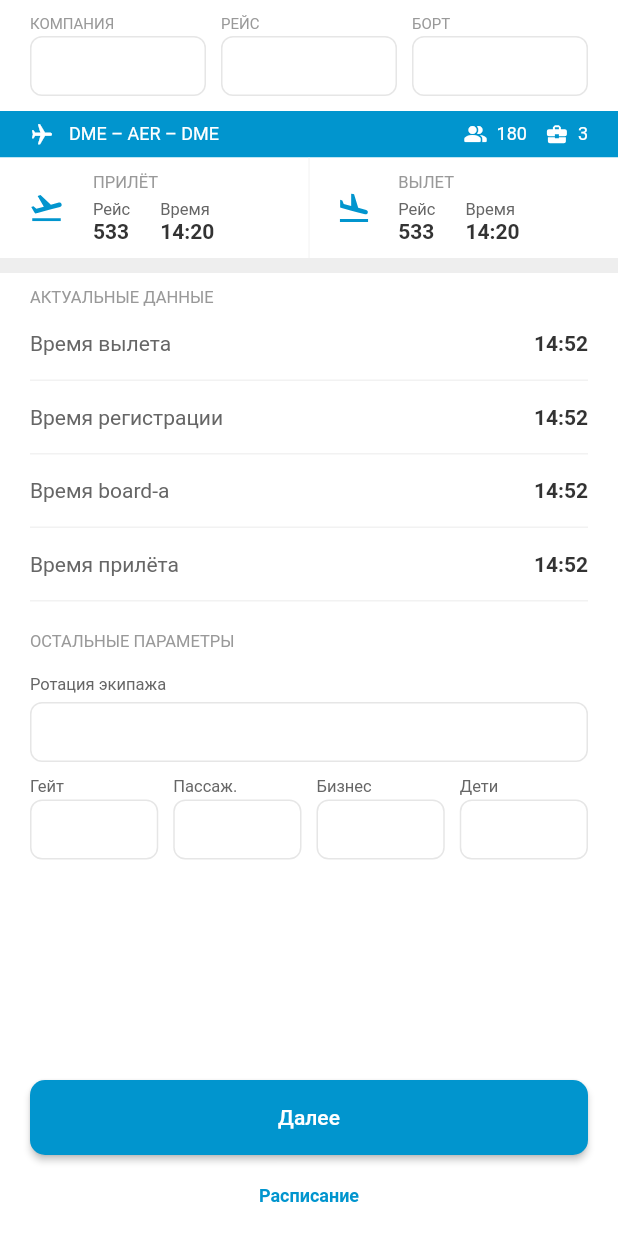
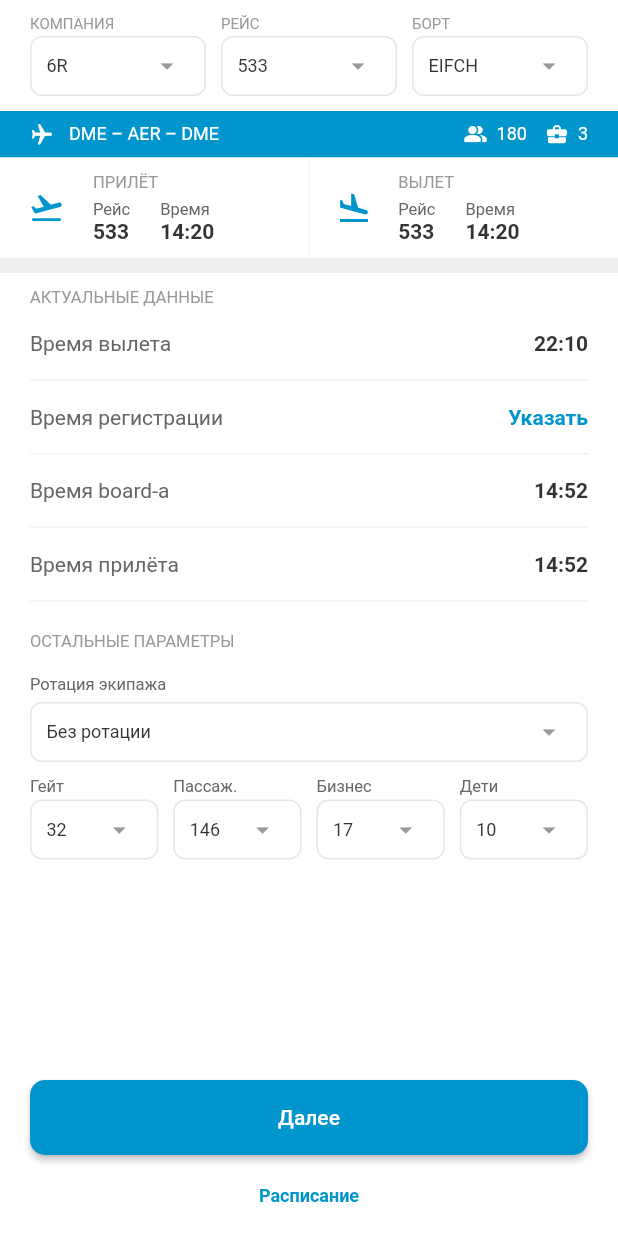
Before and after one commit to GevTonoyan/Aviatourne, a Flutter app: the screen it shows after launch, after a tap on "Login", on a phone screen of 412 x 824 dp. Run offline on Flutter 3.47's test engine with Material 2 defaults, Android fonts, the phone set to English and light mode, and no system bars; our stand-ins replace flutter_svg.

Commit message:
add flight services

```diff
--- a/lib/theme/colors/app_colors.dart
+++ b/lib/theme/colors/app_colors.dart
@@ -11,6 +11,8 @@ abstract class AppColors {
   abstract final Color description;
   abstract final Color divider;
   abstract final Color informationText;
+  abstract final Color flightServiceCardBorder;
+  abstract final Color appRed;
 }
 
 class MainTheme extends AppColors {
@@ -39,4 +41,10 @@ class MainTheme extends AppColors {
 
   @override
   Color get informationText => const Color(0xff666666);
+
+  @override
+  Color get flightServiceCardBorder => const Color(0xffE6E6E6);
+
+  @override
+  Color get appRed => const Color(0xffC11C30);
 }
--- a/lib/ui/airline_page/view_models/airline_view_model.dart
+++ b/lib/ui/airline_page/view_models/airline_view_model.dart
@@ -1,5 +1,14 @@
 import 'package:flutter/foundation.dart';
 
+enum FlightBody { flightInfo, flightServices }
+
 class AirlineViewModel extends ChangeNotifier {
+  var _flightBody = FlightBody.flightInfo;
 
+  FlightBody get flightBody => _flightBody;
+
+  set flightBody(FlightBody value) {
+    _flightBody = value;
+    notifyListeners();
+  }
 }
--- a/lib/ui/airline_page/views/airline_page.dart
+++ b/lib/ui/airline_page/views/airline_page.dart
@@ -1,10 +1,14 @@
 import 'dart:math';
 
 import 'package:aviatourne/theme/colors/color_manager.dart';
+import 'package:aviatourne/ui/airline_page/view_models/airline_view_model.dart';
 import 'package:aviatourne/ui/flight_info_screen/views/flight_info_screen.dart';
+import 'package:aviatourne/ui/flight_services_screen/views/flight_services_screen.dart';
+import 'package:aviatourne/widgets/dropdown_card.dart';
 import 'package:aviatourne/widgets/postive_button.dart';
 import 'package:flutter/material.dart';
 import 'package:flutter_svg/svg.dart';
+import 'package:provider/provider.dart';
 
 class AirlinePage extends StatefulWidget {
   const AirlinePage({Key? key}) : super(key: key);
@@ -14,6 +18,8 @@ class AirlinePage extends StatefulWidget {
 }
 
 class _AirlinePageState extends State<AirlinePage> {
+  late final viewModel = Provider.of<AirlineViewModel>(context);
+
   @override
   Widget build(BuildContext context) {
     final colorManager = ColorManager();
@@ -38,13 +44,7 @@ class _AirlinePageState extends State<AirlinePage> {
                               fontSize: 10),
                         ),
                         const SizedBox(height: 2),
-                        Container(
-                          height: 40,
-                          decoration: BoxDecoration(
-                            borderRadius: BorderRadius.circular(8),
-                            border: Border.all(color: const Color(0xffE6E6E6)),
-                          ),
-                        ),
+                        const DropDownCard(label: '6R'),
                       ],
                     ),
                   ),
@@ -62,19 +62,11 @@ class _AirlinePageState extends State<AirlinePage> {
                               fontSize: 10),
                         ),
                         const SizedBox(height: 2),
-                        Container(
-                          height: 40,
-                          decoration: BoxDecoration(
-                            borderRadius: BorderRadius.circular(8),
-                            border: Border.all(color: const Color(0xffE6E6E6)),
-                          ),
-                        ),
+                        const DropDownCard(label: '533'),
                       ],
                     ),
                   ),
-                  const SizedBox(
-                    width: 10,
-                  ),
+                  const SizedBox(width: 10),
                   Expanded(
                     child: Column(
                       crossAxisAlignment: CrossAxisAlignment.start,
@@ -86,13 +78,7 @@ class _AirlinePageState extends State<AirlinePage> {
                               fontSize: 10),
                         ),
                         const SizedBox(height: 2),
-                        Container(
-                          height: 40,
-                          decoration: BoxDecoration(
-                            borderRadius: BorderRadius.circular(8),
-                            border: Border.all(color: const Color(0xffE6E6E6)),
-                          ),
-                        ),
+                        const DropDownCard(label: 'EIFCH')
                       ],
                     ),
                   ),
@@ -311,18 +297,23 @@ class _AirlinePageState extends State<AirlinePage> {
               ),
             ),
             Container(height: 10, color: Colors.grey.shade200),
-            const Expanded(
+            Expanded(
               child: SingleChildScrollView(
-                child: FlightInfoScreen(),
+                child: viewModel.flightBody == FlightBody.flightInfo
+                    ? const FlightInfoScreen()
+                    : const FlightServicesScreen(),
               ),
             ),
-//            Spacer(),
             Padding(
               padding: const EdgeInsets.symmetric(horizontal: 20),
               child: PositiveButton(
-                label: 'Далее',
+                label: viewModel.flightBody == FlightBody.flightInfo
+                    ? 'Далее'
+                    : 'Загрузить',
                 backgroundColor: colorManager.theme.positiveBackgroundDark,
-                onPressed: () {},
+                onPressed: () {
+                  viewModel.flightBody = FlightBody.flightServices;
+                },
               ),
             ),
             Padding(
--- a/lib/ui/flight_info_screen/views/flight_info_screen.dart
+++ b/lib/ui/flight_info_screen/views/flight_info_screen.dart
@@ -1,4 +1,5 @@
 import 'package:aviatourne/theme/colors/color_manager.dart';
+import 'package:aviatourne/widgets/dropdown_card.dart';
 import 'package:flutter/material.dart';
 
 class FlightInfoScreen extends StatelessWidget {
@@ -29,12 +30,21 @@ class FlightInfoScreen extends StatelessWidget {
                   fontSize: 14,
                 ),
               ),
-              Text(
-                '14:52',
-                style: TextStyle(
-                    color: colorManager.theme.appBlack,
-                    fontSize: 14,
-                    fontWeight: FontWeight.w700),
+              InkWell(
+                onTap: () {
+                  showTimePicker(
+                    context: context,
+                    initialTime: TimeOfDay.now(),
+                    helpText: 'SELECT TIME',
+                  );
+                },
+                child: Text(
+                  '22:10',
+                  style: TextStyle(
+                      color: colorManager.theme.appBlack,
+                      fontSize: 14,
+                      fontWeight: FontWeight.w700),
+                ),
               ),
             ],
           ),
@@ -56,9 +66,9 @@ class FlightInfoScreen extends StatelessWidget {
                 ),
               ),
               Text(
-                '14:52',
+                'Указать',
                 style: TextStyle(
-                    color: colorManager.theme.appBlack,
+                    color: colorManager.theme.positiveBackgroundDark,
                     fontSize: 14,
                     fontWeight: FontWeight.w700),
               ),
@@ -137,13 +147,7 @@ class FlightInfoScreen extends StatelessWidget {
             ),
           ),
           const SizedBox(height: 5),
-          Container(
-            height: 40,
-            decoration: BoxDecoration(
-              borderRadius: BorderRadius.circular(8),
-              border: Border.all(color: const Color(0xffE6E6E6)),
-            ),
-          ),
+          const DropDownCard(label: 'Без ротации'),
           const SizedBox(height: 10),
           Row(
             children: [
@@ -158,13 +162,7 @@ class FlightInfoScreen extends StatelessWidget {
                           fontSize: 11),
                     ),
                     const SizedBox(height: 2),
-                    Container(
-                      height: 40,
-                      decoration: BoxDecoration(
-                        borderRadius: BorderRadius.circular(8),
-                        border: Border.all(color: const Color(0xffE6E6E6)),
-                      ),
-                    ),
+                    const DropDownCard(label: '32'),
                   ],
                 ),
               ),
@@ -182,13 +180,7 @@ class FlightInfoScreen extends StatelessWidget {
                           fontSize: 11),
                     ),
                     const SizedBox(height: 2),
-                    Container(
-                      height: 40,
-                      decoration: BoxDecoration(
-                        borderRadius: BorderRadius.circular(8),
-                        border: Border.all(color: const Color(0xffE6E6E6)),
-                      ),
-                    ),
+                    const DropDownCard(label: '146'),
                   ],
                 ),
               ),
@@ -206,19 +198,11 @@ class FlightInfoScreen extends StatelessWidget {
                           fontSize: 11),
                     ),
                     const SizedBox(height: 2),
-                    Container(
-                      height: 40,
-                      decoration: BoxDecoration(
-                        borderRadius: BorderRadius.circular(8),
-                        border: Border.all(color: const Color(0xffE6E6E6)),
-                      ),
-                    ),
+                    const DropDownCard(label: '17'),
                   ],
                 ),
               ),
-              const SizedBox(
-                width: 10,
-              ),
+              const SizedBox(width: 10),
               Expanded(
                 child: Column(
                   crossAxisAlignment: CrossAxisAlignment.start,
@@ -230,19 +214,15 @@ class FlightInfoScreen extends StatelessWidget {
                           fontSize: 11),
                     ),
                     const SizedBox(height: 2),
-                    Container(
-                      height: 40,
-                      decoration: BoxDecoration(
-                        borderRadius: BorderRadius.circular(8),
-                        border: Border.all(color: const Color(0xffE6E6E6)),
-                      ),
-                    ),
+                    const DropDownCard(label: '10'),
                   ],
                 ),
               ),
             ],
           ),
-          const SizedBox(height: 32,)
+          const SizedBox(
+            height: 32,
+          )
         ],
       ),
     );
--- a/lib/ui/login_page/views/login_page.dart
+++ b/lib/ui/login_page/views/login_page.dart
@@ -1,4 +1,5 @@
 import 'package:aviatourne/theme/colors/color_manager.dart';
+import 'package:aviatourne/ui/airline_page/view_models/airline_view_model.dart';
 import 'package:aviatourne/ui/airline_page/views/airline_page.dart';
 import 'package:aviatourne/ui/login_page/view_models/login_view_model.dart';
 import 'package:aviatourne/widgets/postive_button.dart';
@@ -174,7 +175,10 @@ class _LoginPageState extends State<LoginPage> {
                           Navigator.push(
                             context,
                             MaterialPageRoute(
-                              builder: (context) => const AirlinePage(),
+                              builder: (context) => ChangeNotifierProvider(
+                                create: (_) => AirlineViewModel(),
+                                child: const AirlinePage(),
+                              ),
                             ),
                           );
                         }),
--- /dev/null
+++ b/lib/widgets/dropdown_card.dart
@@ -0,0 +1,43 @@
+import 'package:aviatourne/theme/colors/color_manager.dart';
+import 'package:flutter/material.dart';
+
+class DropDownCard extends StatelessWidget {
+  final String label;
+
+  const DropDownCard({
+    required this.label,
+    Key? key,
+  }) : super(key: key);
+
+  @override
+  Widget build(BuildContext context) {
+    final colorManager = ColorManager();
+
+    return Container(
+      height: 40,
+      decoration: BoxDecoration(
+        borderRadius: BorderRadius.circular(8),
+        border: Border.all(color: const Color(0xffE6E6E6)),
+      ),
+      child: Row(
+        children: [
+          const SizedBox(width: 10),
+          Text(
+            label,
+            style: TextStyle(
+              color: colorManager.theme.appBlack,
+              fontSize: 12,
+            ),
+          ),
+          const Spacer(),
+          Icon(
+            Icons.arrow_drop_down,
+            color: colorManager.theme.description,
+            size: 20,
+          ),
+          const SizedBox(width: 15),
+        ],
+      ),
+    );
+  }
+}
```
Also changed, not shown: lib/ui/flight_services_screen/views/flight_services_screen.dart (added, +59 -0 lines), lib/widgets/flight_service_card.dart (added, +208 -0 lines), 1 other file.
